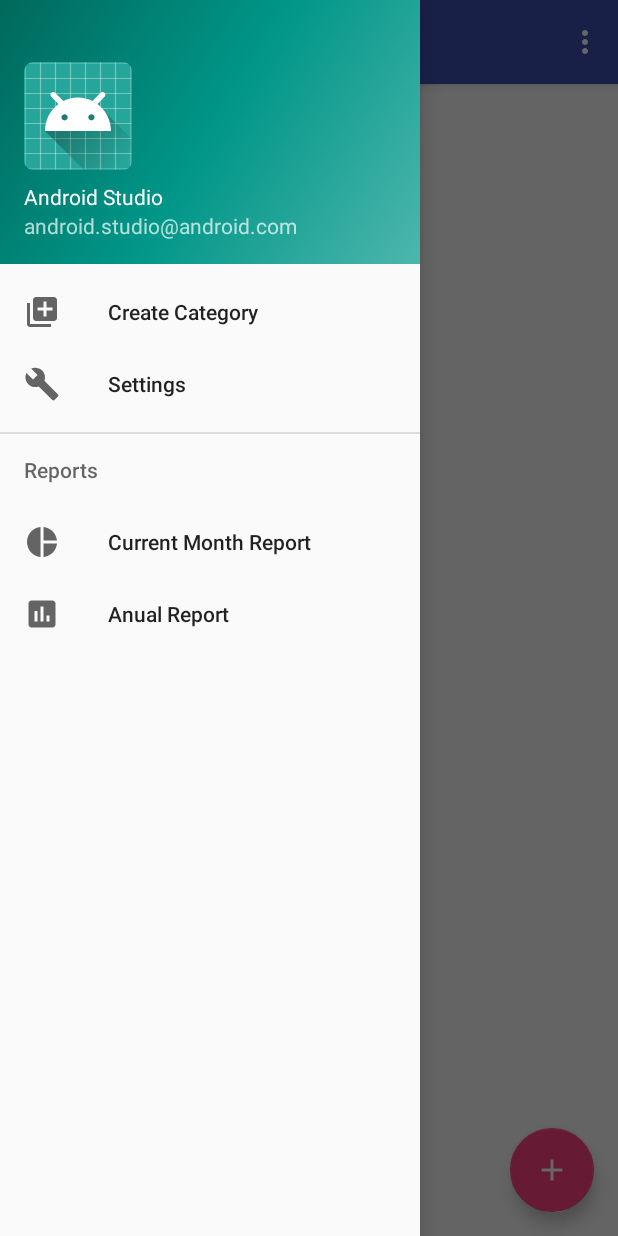
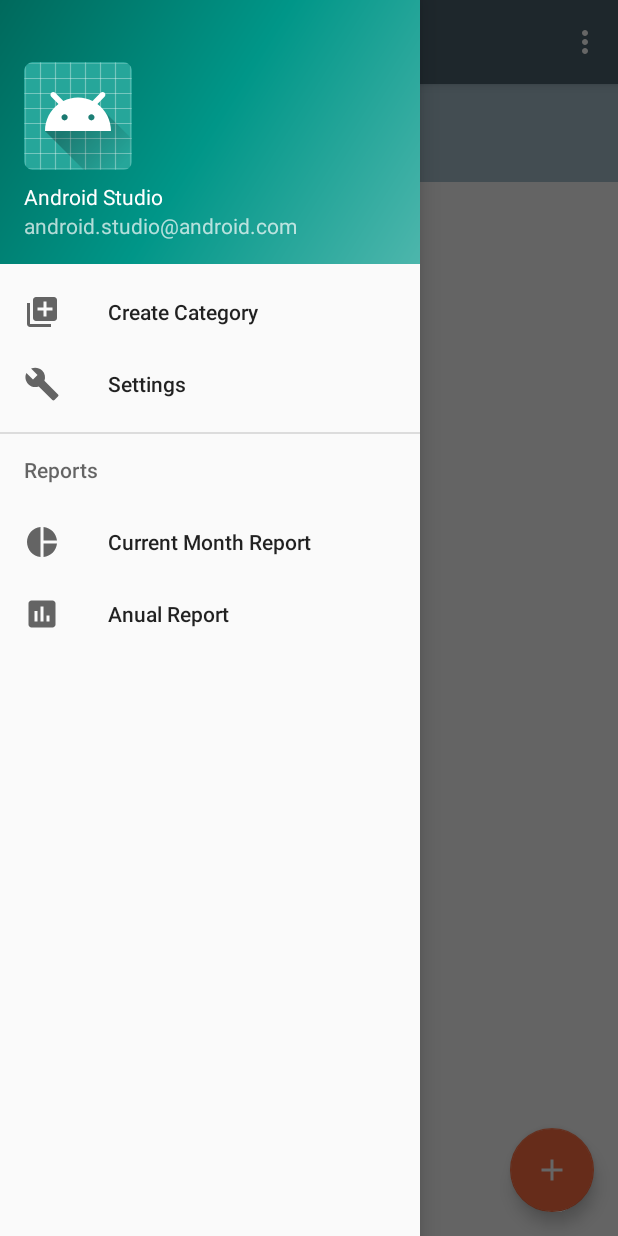
Before and after one commit to casensio83/MyBudget, an Android app: the screen it shows after launch (MainActivity), with the side drawer open, on a phone screen of 412 x 824 dp. Run offline under Robolectric (Android 15) with nearby library versions, the phone set to English and light mode, and no system bars; our stand-ins replace ButterKnife, Room's generated code; libraries missing offline, so code that uses them is left out: android.arch.persistence.

Commit message:
improved UI style

```diff
--- a/app/src/main/res/drawable/ic_remove_expense.xml
+++ b/app/src/main/res/drawable/ic_remove_expense.xml
@@ -1,4 +1,4 @@
-<vector android:height="24dp" android:tint="#FF211E"
+<vector android:height="24dp" android:tint="#ff6e40"
     android:viewportHeight="24.0" android:viewportWidth="24.0"
     android:width="24dp" xmlns:android="http://schemas.android.com/apk/res/android">
     <path android:fillColor="#FF000000" android:pathData="M12,2C6.48,2 2,6.48 2,12s4.48,10 10,10 10,-4.48 10,-10S17.52,2 12,2zM17,13L7,13v-2h10v2z"/>
--- a/app/src/main/res/values/colors.xml
+++ b/app/src/main/res/values/colors.xml
@@ -3,4 +3,12 @@
     <color name="colorPrimary">#3F51B5</color>
     <color name="colorPrimaryDark">#303F9F</color>
     <color name="colorAccent">#FF4081</color>
+
+    <color name="medium_grey">#78909c</color>
+    <color name="light_grey">#a7c0cd</color>
+    <color name="dark_grey">#4b636e</color>
+
+    <color name="medium_red">#ff6e40</color>
+    <color name="light_red">#ffa06d</color>
+    <color name="dark_red">#c53d13</color>
 </resources>
--- a/app/src/main/res/values/dimens.xml
+++ b/app/src/main/res/values/dimens.xml
@@ -6,6 +6,7 @@
     <dimen name="nav_header_height">176dp</dimen>
     <dimen name="fab_margin">16dp</dimen>
     <dimen name="zero_dp">0dp</dimen>
+    <dimen name="ten_dp">10dp</dimen>
     <dimen name="five_dp">5dp</dimen>
     <dimen name="tota_budget_text_size">34sp</dimen>
 </resources>
--- a/app/src/main/res/values/styles.xml
+++ b/app/src/main/res/values/styles.xml
@@ -3,9 +3,9 @@
     <!-- Base application theme. -->
     <style name="AppTheme" parent="Theme.AppCompat.Light.DarkActionBar">
         <!-- Customize your theme here. -->
-        <item name="colorPrimary">@color/colorPrimary</item>
-        <item name="colorPrimaryDark">@color/colorPrimaryDark</item>
-        <item name="colorAccent">@color/colorAccent</item>
+        <item name="colorPrimary">@color/dark_grey</item>
+        <item name="colorPrimaryDark">@color/medium_grey</item>
+        <item name="colorAccent">@color/medium_red</item>
     </style>
 
     <style name="AppTheme.NoActionBar">
```
Also changed, not shown: app/src/main/res/layout/screen_list.xml (+8 -5 lines).
